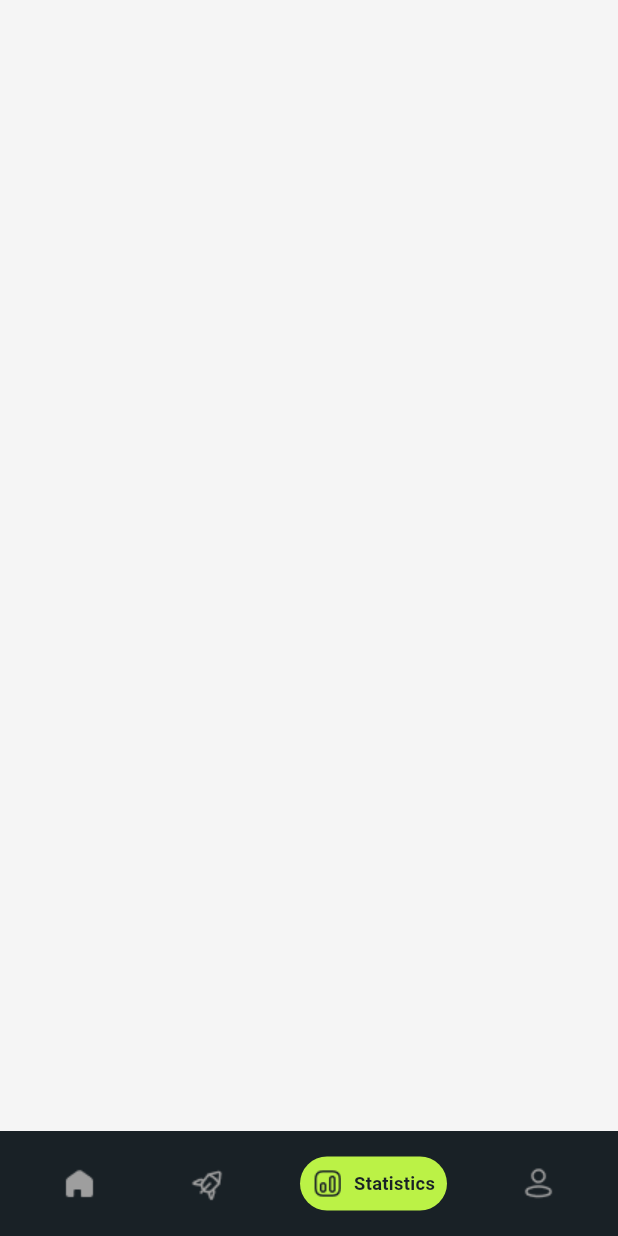
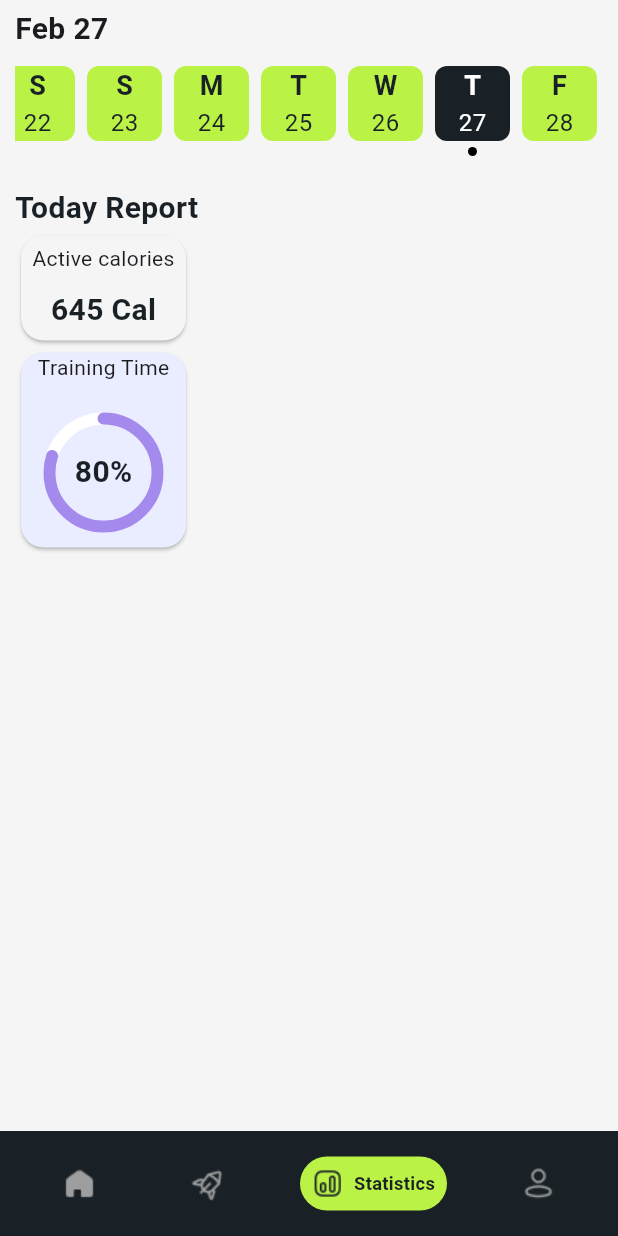
Before and after one commit to SherazArshad001/Fitness_Tracking_App, a Flutter app: the screen it shows after launch, item 3 of the bottom bar chosen, on a phone screen of 412 x 824 dp. Run offline on Flutter 3.47's test engine with Material 3 defaults, Android fonts, the phone set to English and light mode, and no system bars.

Commit message:
Date feature added

```diff
--- a/lib/core/constants/app_colors.dart
+++ b/lib/core/constants/app_colors.dart
@@ -9,10 +9,10 @@ class AppColors {
   static const Color background = Color(0xFFF5F5F5);
   static const Color cardBackground = Color(0xFF384046);
   static const Color transparent = Colors.transparent;
+  static const Color cardBackground1 = Color(0xffEAECFF);
 
   // Text Colors
   static const Color textPrimary = Color(0xff192126);
-
   static const Color trainingBarColor = Color(0xffA48AED);
   static const Color whiteColor = Color(0xFFFFFFFF);
   static const Color waterColor = Color(0xff95CCE3);
--- a/lib/features/statistics/pages/statistics_page.dart
+++ b/lib/features/statistics/pages/statistics_page.dart
@@ -1,4 +1,7 @@
 import 'package:fitness_tracking_app/core/constants/app_colors.dart';
+import 'package:fitness_tracking_app/core/constants/app_text.dart';
+import 'package:fitness_tracking_app/features/statistics/widgets/date_container.dart';
+import 'package:fitness_tracking_app/features/statistics/widgets/training_progress.dart';
 import 'package:flutter/material.dart';
 
 class StatisticsPage extends StatelessWidget {
@@ -8,6 +11,89 @@ class StatisticsPage extends StatelessWidget {
   Widget build(BuildContext context) {
     return Scaffold(
       backgroundColor: AppColors.background,
+      body: SafeArea(
+        child: Padding(
+          padding: const EdgeInsets.symmetric(vertical: 5.0, horizontal: 10.0),
+          child: Column(
+            crossAxisAlignment: CrossAxisAlignment.start,
+            children: [
+              DateContainerList(),
+              SizedBox(
+                height: 10.0,
+              ),
+              LargeText(largeHintText: 'Today Report'),
+              Row(
+                children: [
+                  Column(
+                    children: [
+                      Card(
+                        color: AppColors.background,
+                        shape: RoundedRectangleBorder(
+                          borderRadius: BorderRadius.circular(
+                            15,
+                          ),
+                        ),
+                        child: SizedBox(
+                          width: 110,
+                          height: 70,
+                          child: Column(
+                            crossAxisAlignment: CrossAxisAlignment.center,
+                            mainAxisAlignment: MainAxisAlignment.center,
+                            children: [
+                              Text(
+                                'Active calories',
+                              ),
+                              SizedBox(
+                                height: 10.0,
+                              ),
+                              LargeText(largeHintText: '645 Cal')
+                            ],
+                          ),
+                        ),
+                      ),
+                      Card(
+                        color: AppColors.cardBackground1,
+                        shape: RoundedRectangleBorder(
+                          borderRadius: BorderRadius.circular(
+                            15,
+                          ),
+                        ),
+                        child: SizedBox(
+                          width: 110,
+                          height: 130,
+                          child: Column(
+                            crossAxisAlignment: CrossAxisAlignment.center,
+                            mainAxisAlignment: MainAxisAlignment.center,
+                            children: [
+                              Text(
+                                'Training Time',
+                              ),
+                              SizedBox(
+                                height: 10.0,
+                              ),
+                              Center(
+                                child: SizedBox(
+                                  width: 100,
+                                  height: 100,
+                                  child: PartialCircleBorder(
+                                    percentage: 0.8,
+                                    borderColor: AppColors.trainingBarColor,
+                                    borderWidth: 8.0,
+                                  ),
+                                ),
+                              ),
+                            ],
+                          ),
+                        ),
+                      ),
+                    ],
+                  ),
+                ],
+              )
+            ],
+          ),
+        ),
+      ),
     );
   }
 }
--- /dev/null
+++ b/lib/features/statistics/widgets/date_container.dart
@@ -0,0 +1,140 @@
+import 'package:fitness_tracking_app/core/constants/app_colors.dart';
+import 'package:flutter/material.dart';
+import 'package:intl/intl.dart';
+
+class DateContainerList extends StatefulWidget {
+  const DateContainerList({super.key});
+
+  @override
+  DateContainerListState createState() => DateContainerListState();
+}
+
+class DateContainerListState extends State<DateContainerList> {
+  late DateTime _selectedDate;
+
+  final ScrollController _scrollController = ScrollController();
+
+  @override
+  void initState() {
+    super.initState();
+    _selectedDate = DateTime.now();
+
+    WidgetsBinding.instance.addPostFrameCallback((_) {
+      _scrollToCurrentDate();
+    });
+  }
+
+  void _scrollToCurrentDate() {
+    DateTime now = DateTime.now();
+    int currentDayIndex = now.day - 1;
+    const double itemWidth = 58.0;
+
+    double offset = (currentDayIndex - 2) * itemWidth;
+    if (offset < 0) offset = 0;
+
+    _scrollController.jumpTo(offset);
+  }
+
+  @override
+  void dispose() {
+    _scrollController.dispose();
+    super.dispose();
+  }
+
+  @override
+  Widget build(BuildContext context) {
+    DateTime now = DateTime.now();
+    DateTime startOfMonth = DateTime(now.year, now.month, 1);
+    int daysInMonth = DateTime(now.year, now.month + 1, 0).day;
+
+    return Column(
+      children: [
+        Padding(
+          padding: const EdgeInsets.only(bottom: 10.0),
+          child: Align(
+            alignment: AlignmentDirectional.topStart,
+            child: Text(
+              DateFormat('MMM d').format(_selectedDate),
+              style: const TextStyle(fontSize: 20, fontWeight: FontWeight.bold),
+            ),
+          ),
+        ),
+        SizedBox(
+          height: 70,
+          child: ListView.builder(
+            controller: _scrollController,
+            scrollDirection: Axis.horizontal,
+            itemCount: daysInMonth,
+            itemBuilder: (context, index) {
+              DateTime date = startOfMonth.add(Duration(days: index));
+              String dayLetter = DateFormat('E').format(date)[0];
+              String dayNumber = date.day.toString();
+              bool isSelected = date.day == _selectedDate.day &&
+                  date.month == _selectedDate.month &&
+                  date.year == _selectedDate.year;
+
+              return Padding(
+                padding: const EdgeInsets.symmetric(horizontal: 4.0),
+                child: GestureDetector(
+                  onTap: () {
+                    setState(() {
+                      _selectedDate = date;
+                    });
+                  },
+                  child: Column(
+                    children: [
+                      Container(
+                        height: 50,
+                        width: 50,
+                        decoration: BoxDecoration(
+                          color: isSelected
+                              ? AppColors.primaryDark
+                              : AppColors.primary,
+                          borderRadius: BorderRadius.circular(8),
+                        ),
+                        child: Column(
+                          mainAxisAlignment: MainAxisAlignment.center,
+                          children: [
+                            Text(
+                              dayLetter,
+                              style: TextStyle(
+                                color: isSelected
+                                    ? AppColors.whiteColor
+                                    : AppColors.primaryDark,
+                                fontSize: 18,
+                                fontWeight: FontWeight.bold,
+                              ),
+                            ),
+                            Text(
+                              dayNumber,
+                              style: TextStyle(
+                                color: isSelected
+                                    ? AppColors.whiteColor
+                                    : AppColors.primaryDark,
+                                fontSize: 16,
+                              ),
+                            ),
+                          ],
+                        ),
+                      ),
+                      if (isSelected)
+                        Container(
+                          margin: const EdgeInsets.only(top: 4.0),
+                          height: 6,
+                          width: 6,
+                          decoration: const BoxDecoration(
+                            color: Colors.black,
+                            shape: BoxShape.circle,
+                          ),
+                        ),
+                    ],
+                  ),
+                ),
+              );
+            },
+          ),
+        ),
+      ],
+    );
+  }
+}
--- /dev/null
+++ b/lib/features/statistics/widgets/training_progress.dart
@@ -0,0 +1,88 @@
+import 'package:fitness_tracking_app/core/constants/app_colors.dart';
+import 'package:flutter/material.dart';
+
+class PartialCircleBorder extends StatelessWidget {
+  final double percentage;
+  final Color borderColor;
+  final double borderWidth;
+
+  const PartialCircleBorder({
+    super.key,
+    required this.percentage,
+    required this.borderColor,
+    this.borderWidth = 8.0,
+  });
+
+  @override
+  Widget build(BuildContext context) {
+    return Stack(
+      alignment: Alignment.center,
+      children: [
+        SizedBox(
+          width: 80,
+          height: 80,
+          child: CustomPaint(
+            painter: _PartialCirclePainter(
+              percentage: percentage,
+              borderColor: borderColor,
+              borderWidth: borderWidth,
+            ),
+          ),
+        ),
+        Text(
+          "${(percentage * 100).toInt()}%",
+          style: TextStyle(
+            fontSize: 20,
+            fontWeight: FontWeight.bold,
+            color: AppColors.primaryDark,
+          ),
+        ),
+      ],
+    );
+  }
+}
+
+class _PartialCirclePainter extends CustomPainter {
+  final double percentage;
+  final Color borderColor;
+  final double borderWidth;
+
+  _PartialCirclePainter({
+    required this.percentage,
+    required this.borderColor,
+    required this.borderWidth,
+  });
+
+  @override
+  void paint(Canvas canvas, Size size) {
+    final Paint paint = Paint()
+      ..color = borderColor
+      ..strokeWidth = borderWidth
+      ..style = PaintingStyle.stroke
+      ..strokeCap = StrokeCap.round;
+
+    final center = Offset(size.width / 2, size.height / 2);
+    final radius = (size.width - borderWidth) / 2;
+
+    final backgroundPaint = Paint()
+      ..color = Colors.white
+      ..strokeWidth = borderWidth
+      ..style = PaintingStyle.stroke;
+
+    canvas.drawCircle(center, radius, backgroundPaint);
+
+    const startAngle = -3.14 / 2;
+    final sweepAngle = 2 * 3.14 * percentage;
+
+    canvas.drawArc(
+      Rect.fromCircle(center: center, radius: radius),
+      startAngle,
+      sweepAngle,
+      false,
+      paint,
+    );
+  }
+
+  @override
+  bool shouldRepaint(covariant CustomPainter oldDelegate) => true;
+}
--- a/pubspec.yaml
+++ b/pubspec.yaml
@@ -34,6 +34,7 @@ dependencies:
   # The following adds the Cupertino Icons font to your application.
   # Use with the CupertinoIcons class for iOS style icons.
   cupertino_icons: ^1.0.8
+  intl: ^0.20.2
 
 dev_dependencies:
   flutter_test:
```
Also changed, not shown: pubspec.lock.
